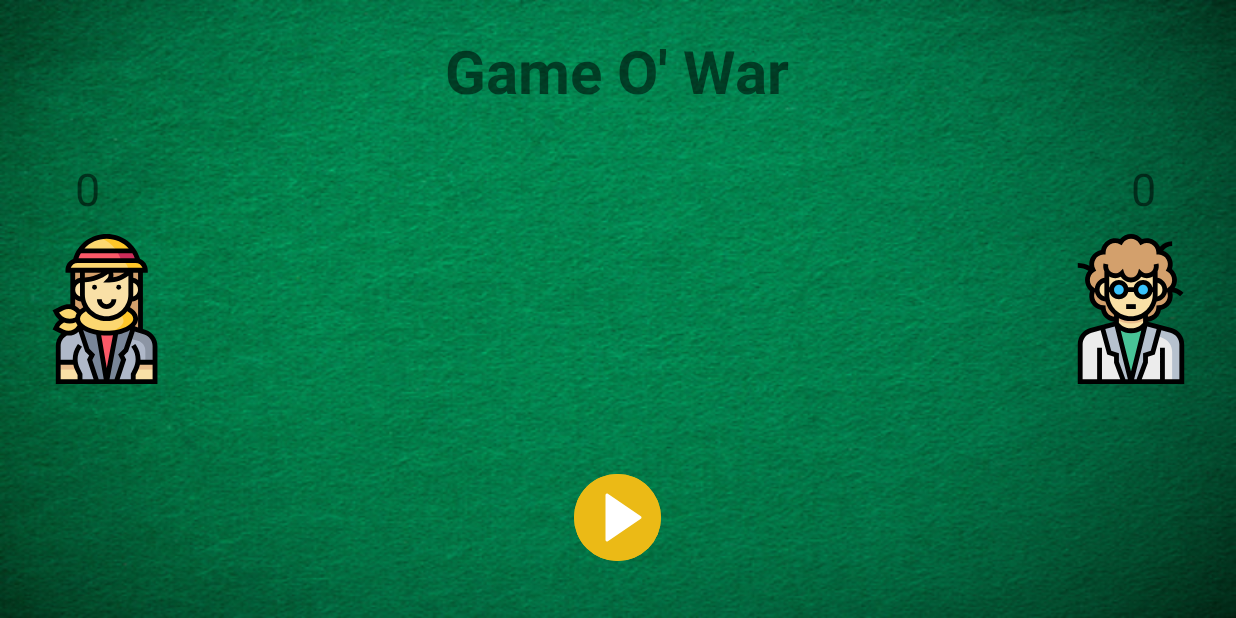
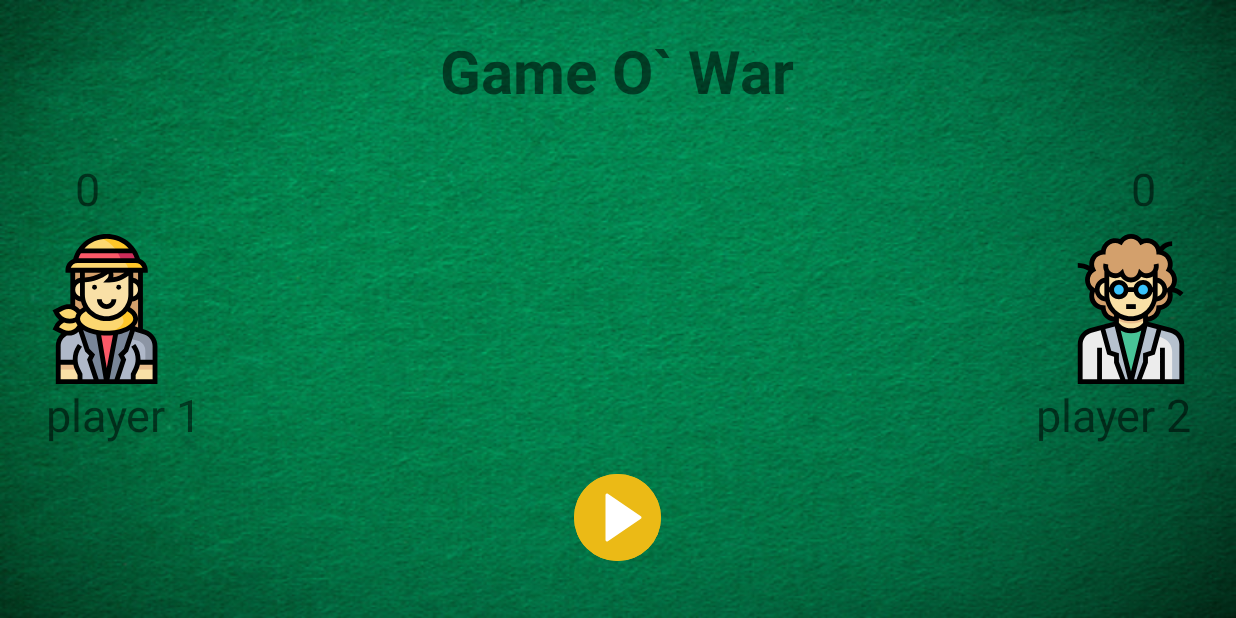
Before and after one commit to Dreamest/WarGame-Premium, an Android app: the MainActivity screen opened directly, with no data from a screen before it, on a phone screen of 824 x 412 dp (held sideways). Run offline under Robolectric (Android 15) with nearby library versions, the phone set to English and light mode, and no system bars.

Commit message:
Connected the main activity to settings changes.

```diff
--- a/app/src/main/java/com/dreamest/wargame_premium/MainActivity.java
+++ b/app/src/main/java/com/dreamest/wargame_premium/MainActivity.java
@@ -3,11 +3,15 @@ package com.dreamest.wargame_premium;
 import androidx.appcompat.app.AppCompatActivity;
 
 import android.content.Intent;
+import android.content.SharedPreferences;
 import android.os.Bundle;
+import android.preference.PreferenceManager;
 import android.view.View;
 import android.widget.ImageButton;
 import android.widget.ImageView;
 import android.widget.TextView;
+
+import org.w3c.dom.Text;
 
 import java.util.ArrayList;
 import java.util.Collections;
@@ -17,8 +21,12 @@ public class MainActivity extends AppCompatActivity {
     private ImageButton main_BTN_deal;
     private ImageView main_IMG_leftCard;
     private ImageView main_IMG_rightCard;
+    private ImageView main_IMG_leftIcon;
+    private ImageView main_IMG_rightIcon;
     private TextView main_LBL_leftScore;
     private TextView main_LBL_rightScore;
+    private TextView main_LBL_rightName;
+    private TextView main_LBL_leftName;
     private List<Card> deckOfCards;
     private List<Card> player1Deck;
     private List<Card> player2Deck;
@@ -39,7 +47,10 @@ public class MainActivity extends AppCompatActivity {
         main_IMG_rightCard = findViewById(R.id.main_IMG_rightCard);
         main_LBL_leftScore = findViewById(R.id.main_LBL_leftScore);
         main_LBL_rightScore = findViewById(R.id.main_LBL_rightScore);
-
+        main_LBL_rightName = findViewById(R.id.main_LBL_rightName);
+        main_LBL_leftName = findViewById(R.id.main_LBL_leftName);
+        main_IMG_rightIcon = findViewById(R.id.main_IMG_rightIcon);
+        main_IMG_leftIcon = findViewById(R.id.main_IMG_leftIcon);
 
         initGame();
 
@@ -89,8 +100,24 @@ public class MainActivity extends AppCompatActivity {
     }
 
     private void initGame() {
+        SharedPreferences settings = PreferenceManager.getDefaultSharedPreferences(this);
+
         p1Score = 0;
         p2Score = 0;
+        String s;
+        s = settings.getString(AvatarActivity.PLAYER_1_AVATAR, AvatarActivity.CHARACTER_1);
+        int playerOneID = getResources().getIdentifier(s, "drawable", getPackageName());
+        main_IMG_leftIcon.setImageResource(playerOneID);
+        s = settings.getString(SettingsActivity.PLAYER_1_NAME, "player 1");
+        main_LBL_leftName.setText(s);
+
+        s = settings.getString(AvatarActivity.PLAYER_2_AVATAR, AvatarActivity.CHARACTER_2);
+        int playerTwoID = getResources().getIdentifier(s, "drawable", getPackageName());
+        main_IMG_rightIcon.setImageResource(playerTwoID);
+        s = settings.getString(SettingsActivity.PLAYER_2_NAME, "player 2");
+        main_LBL_rightName.setText(s);
+
+
         updateScore();
         create_deck();
         dealCards();
--- a/app/src/main/java/com/dreamest/wargame_premium/OpeningActivity.java
+++ b/app/src/main/java/com/dreamest/wargame_premium/OpeningActivity.java
@@ -34,10 +34,7 @@ public class OpeningActivity extends AppCompatActivity {
         opening_BTN_play.setOnClickListener(new View.OnClickListener() {
             @Override
             public void onClick(View v) {
-//                startGame();
-                String s = settings.getString("P1", "Player One");
-                Log.d("dddd", s);
-
+                startGame();
             }
         });
 
--- a/app/src/main/res/layout/activity_main.xml
+++ b/app/src/main/res/layout/activity_main.xml
@@ -1,7 +1,6 @@
 <?xml version="1.0" encoding="utf-8"?>
 <RelativeLayout
     xmlns:android="http://schemas.android.com/apk/res/android"
-    xmlns:app="http://schemas.android.com/apk/res-auto"
     xmlns:tools="http://schemas.android.com/tools"
     android:layout_width="match_parent"
     android:layout_height="match_parent"
@@ -16,7 +15,7 @@
         android:layout_centerHorizontal="true"
         android:layout_marginTop="20dp"
 
-        android:text="Game O' War"
+        android:text="@string/gameName"
         android:textSize="40sp"
         android:textStyle="bold"
         />
@@ -26,11 +25,26 @@
         android:layout_width="100dp"
         android:layout_height="100dp"
         android:layout_centerVertical="true"
-        android:layout_marginLeft="20dp"
-        android:layout_alignParentLeft="true"
+        android:layout_marginStart="20dp"
+        android:layout_alignParentStart="true"
 
         android:src="@drawable/ic_character_1"
         />
+    <TextView
+        android:id="@+id/main_LBL_leftName"
+
+        android:layout_width="wrap_content"
+        android:layout_height="wrap_content"
+        android:layout_below="@id/main_IMG_leftIcon"
+        android:layout_centerVertical="true"
+        android:layout_marginStart="30dp"
+        android:layout_alignParentStart="true"
+
+        android:textSize="30sp"
+        android:gravity="center"
+        android:layout_marginBottom="10dp"
+        />
+
     <TextView
         android:id="@+id/main_LBL_leftScore"
 
@@ -38,11 +52,10 @@
         android:layout_height="wrap_content"
         android:layout_above="@id/main_IMG_leftIcon"
         android:layout_centerVertical="true"
-        android:layout_marginLeft="50dp"
-        android:layout_alignParentLeft="true"
+        android:layout_marginStart="50dp"
+        android:layout_alignParentStart="true"
 
 
-        android:text="26"
         android:textSize="30sp"
         android:gravity="center"
         android:layout_marginBottom="10dp"
@@ -53,9 +66,9 @@
 
         android:layout_width="180dp"
         android:layout_height="180dp"
-        android:layout_toRightOf="@+id/main_IMG_leftIcon"
+        android:layout_toEndOf="@+id/main_IMG_leftIcon"
         android:layout_centerVertical="true"
-        android:layout_marginLeft="70dp"
+        android:layout_marginStart="70dp"
 
         />
 
@@ -66,10 +79,25 @@
         android:layout_width="100dp"
         android:layout_height="100dp"
         android:layout_centerVertical="true"
-        android:layout_alignParentRight="true"
-        android:layout_marginRight="20dp"
+        android:layout_alignParentEnd="true"
+        android:layout_marginEnd="20dp"
 
         android:src="@drawable/ic_character_2" />
+
+    <TextView
+        android:id="@+id/main_LBL_rightName"
+
+        android:layout_width="wrap_content"
+        android:layout_height="wrap_content"
+        android:layout_below="@id/main_IMG_rightIcon"
+        android:layout_centerVertical="true"
+        android:layout_marginEnd="30dp"
+        android:layout_alignParentEnd="true"
+
+        android:textSize="30sp"
+        android:gravity="center"
+        android:layout_marginBottom="10dp"
+        />
 
     <TextView
         android:id="@+id/main_LBL_rightScore"
@@ -78,11 +106,9 @@
         android:layout_height="wrap_content"
         android:layout_above="@id/main_IMG_rightIcon"
         android:layout_centerVertical="true"
-        android:layout_marginRight="53dp"
-        android:layout_alignParentRight="true"
+        android:layout_marginEnd="53dp"
+        android:layout_alignParentEnd="true"
 
-
-        android:text="26"
         android:textSize="30sp"
         android:gravity="center"
         android:layout_marginBottom="10dp"
@@ -93,9 +119,9 @@
 
         android:layout_width="180dp"
         android:layout_height="180dp"
-        android:layout_toLeftOf="@+id/main_IMG_rightIcon"
+        android:layout_toStartOf="@+id/main_IMG_rightIcon"
         android:layout_centerVertical="true"
-        android:layout_marginRight="70dp"
+        android:layout_marginEnd="70dp"
 
         />
 
--- a/app/src/main/res/values/strings.xml
+++ b/app/src/main/res/values/strings.xml
@@ -1,3 +1,8 @@
 <resources>
     <string name="app_name">WarGame-Premium</string>
+    <string name="gameName">Game O` War</string>
+    <string name="settings">Settings</string>
+    <string name="player_1_name">Player 1 Name</string>
+    <string name="player_2_name">Player 2 Name</string>
+    <string name="return_button">return</string>
 </resources>
```
Also changed, not shown: app/src/main/java/com/dreamest/wargame_premium/SettingsActivity.java (+20 -6 lines), app/src/main/res/layout/activity_settings.xml (+29 -12 lines).
